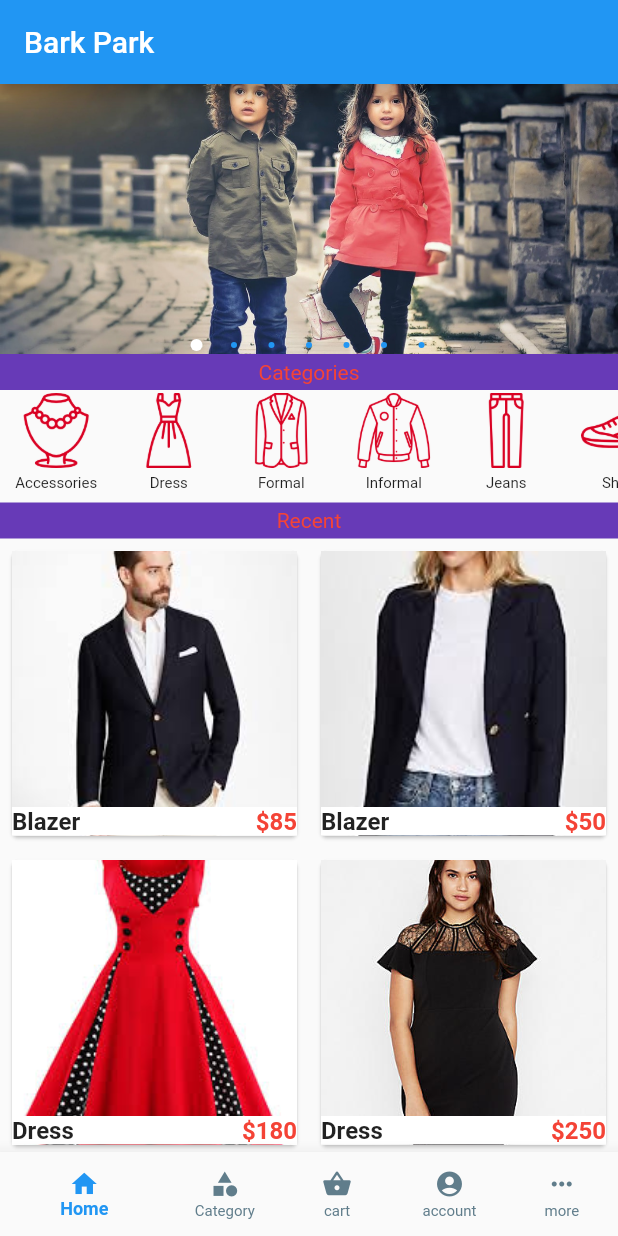
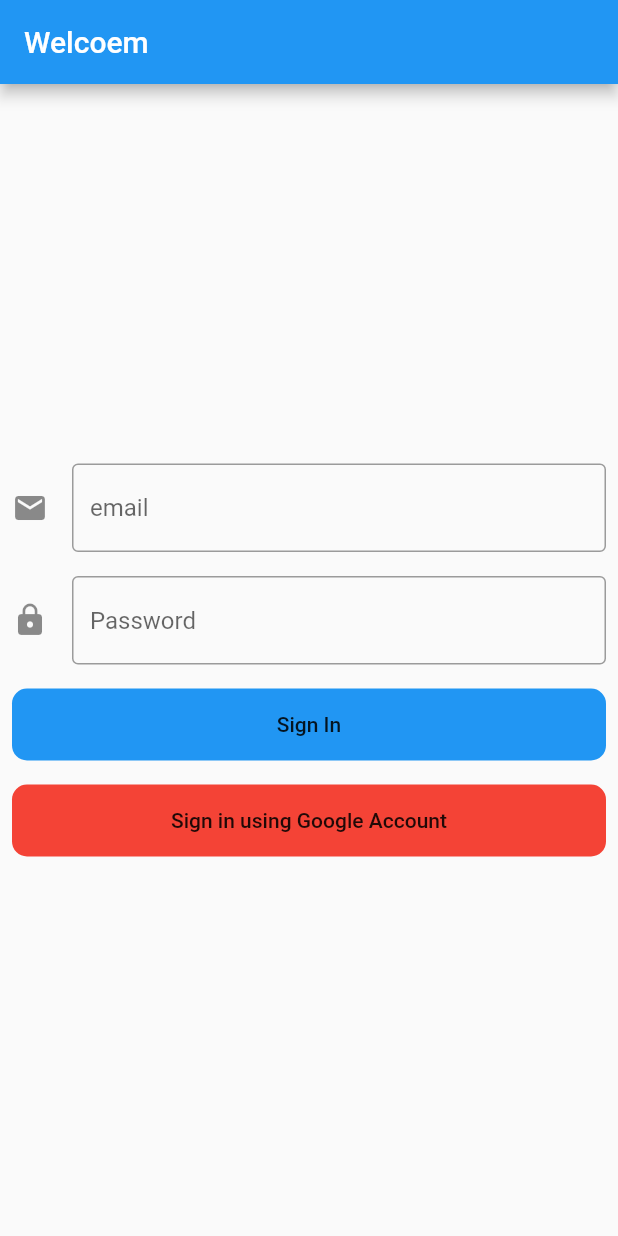
Before and after one commit to AhmedSalemgitHub/park_bark, a Flutter app: the screen it shows after launch, on a phone screen of 412 x 824 dp. Run offline on Flutter 3.47's test engine with Material 2 defaults, Android fonts, the light colour scheme and no system bars; drawn by our look-alikes of carousel_pro; our stand-ins replace cloud_firestore, firebase_auth, fluttertoast, google_sign_in, shared_preferences, smooth_star_rating; accounts and stored records are empty.

Commit message:
login screen 2

```diff
--- a/lib/main.dart
+++ b/lib/main.dart
@@ -1,65 +1,16 @@
 import 'package:flutter/material.dart';
-import 'package:park_bark/pages/Categories.dart';
-import 'package:park_bark/pages/HomePage.dart';
-import 'package:park_bark/pages/MyCart.dart';
-import 'package:park_bark/pages/MyAccount.dart';
-import 'package:park_bark/pages/More.dart';
-
+import 'package:park_bark/pages/login.dart';
 
 void main() {
   runApp(
     MaterialApp(
-
       debugShowCheckedModeBanner: false,
       theme: ThemeData(
         accentColor: Colors.blue,
         primaryColor: Colors.blue,
         primarySwatch: Colors.blue,
       ),
-      home: LandingPage(),
+      home: LogIn(),
     ),
   );
 }
-
-class LandingPage extends StatefulWidget {
-  @override
-  _LandingPageState createState() => _LandingPageState();
-}
-
-class _LandingPageState extends State<LandingPage> {
-  int _selectedIndex = 0;
-  void _onItemTapped(int index){
-    setState(() {
-      _selectedIndex = index;
-    });
-  }
-
-  @override
-  Widget build(BuildContext context) {
-    List<Widget> _pages = <Widget>[HomePage(),Categories(),MyCart(),MyAccount(),More()];
-    return Scaffold(
-      body: _pages.elementAt(_selectedIndex),
-      bottomNavigationBar: BottomNavigationBar(
-        items: <BottomNavigationBarItem>[
-          BottomNavigationBarItem(icon: Icon(Icons.home,),title: Text('Home')),
-          BottomNavigationBarItem(icon: Icon(Icons.category,),title: Text('Category')),
-          BottomNavigationBarItem(icon: Icon(Icons.shopping_basket,),title: Text('cart')),
-          BottomNavigationBarItem(icon: Icon(Icons.account_circle,),title: Text('account')),
-          BottomNavigationBarItem(icon: Icon(Icons.more_horiz,),title: Text('more')),
-        ],
-        currentIndex: _selectedIndex,
-        onTap: _onItemTapped,
-        iconSize: 20,
-        selectedItemColor: Colors.blue,
-        unselectedItemColor: Colors.blueGrey,
-        selectedFontSize: 12,
-        unselectedFontSize: 10,
-        showSelectedLabels: true,
-        showUnselectedLabels: true,
-        selectedLabelStyle: TextStyle(fontWeight: FontWeight.bold),
-        unselectedLabelStyle: null,
-        elevation: 10,
-      ),
-    );
-  }
-}
--- a/lib/pages/login.dart
+++ b/lib/pages/login.dart
@@ -0,0 +1,159 @@
+
+
+import 'package:flutter/material.dart';
+import 'package:park_bark/pages/Landing.dart';
+import 'package:shared_preferences/shared_preferences.dart';
+import 'package:fluttertoast/fluttertoast.dart';
+import 'package:firebase_auth/firebase_auth.dart';
+import 'package:google_sign_in/google_sign_in.dart';
+import 'package:cloud_firestore/cloud_firestore.dart';
+
+class LogIn extends StatefulWidget {
+  @override
+  _LogInState createState() => _LogInState();
+}
+
+class _LogInState extends State<LogIn> {
+
+  final GoogleSignIn _googleSignIn = GoogleSignIn();
+  final FirebaseAuth _auth = FirebaseAuth.instance;
+  final _formKey = GlobalKey<FormState>();
+  final TextEditingController _emailTextController = TextEditingController();
+  final TextEditingController _passwordTextController = TextEditingController();
+
+  var currentUser = "not Signed in";
+
+  Future<FirebaseUser> _handleSignInGoogle() async {
+    final GoogleSignInAccount googleUser = await _googleSignIn.signIn();
+
+    final GoogleSignInAuthentication googleAuth =
+        await googleUser.authentication;
+
+    final AuthCredential credential = GoogleAuthProvider.getCredential(
+      idToken: googleAuth.idToken,
+      accessToken: googleAuth.accessToken,
+    );
+
+    final FirebaseUser user =
+        (await _auth.signInWithCredential(credential)).user;
+
+    if(user != null) {
+      final QuerySnapshot result = await Firestore.instance
+          .collection("users")
+          .where("id",isEqualTo: user.uid).getDocuments();
+
+      final List<DocumentSnapshot> document = result.documents;
+      if(document.length == 0){
+        Firestore.instance.collection("users").document(user.uid)
+            .setData({
+          "id":user.uid,
+          "name":user.displayName,
+          "pic":user.photoUrl,
+        });
+
+      }
+    }
+
+    return user;
+  }
+
+  doAction(String message) {
+    setState(() {
+      currentUser = message;
+    });
+  }
+
+  @override
+  Widget build(BuildContext context) {
+    return Scaffold(
+      appBar: AppBar(title: Text("Welcoem"),),
+      body: Center(
+        child: Column(
+          mainAxisAlignment: MainAxisAlignment.center,
+          children: <Widget>[
+            Form(
+              key: _formKey,
+              child: Column(
+                children: <Widget>[
+                  Padding(
+                    padding: const EdgeInsets.all(8.0),
+                    child: TextFormField(
+                      controller: _emailTextController,
+                      validator: (value){
+                        if(value.isEmpty){
+                          return 'please enter your e-mail';
+                        }else{
+                          return null;
+                        }
+                      },
+                      decoration: InputDecoration(
+                          hintText: "email",
+                          icon: Icon(Icons.email),
+                          border: OutlineInputBorder()
+                      ),
+                    ),
+                  ),
+                  Padding(
+                    padding: const EdgeInsets.all(8.0),
+                    child: TextFormField(
+                      validator: (value){
+                        if(value.isEmpty) {
+                          return 'please enter your password';
+                        }else if(value.length < 6){
+                          return 'password must be more than 6 charcters';
+                        }else{
+                          return null;
+                        }
+                      },
+                      controller: _passwordTextController,
+                      decoration: InputDecoration(
+                          hintText: "Password",
+                          icon: Icon(Icons.lock),
+                          border: OutlineInputBorder()
+                      ),
+                    ),
+                  ),
+                ],
+              ),
+            ),
+
+            Padding(
+              padding: const EdgeInsets.all(8.0),
+              child: Material(
+                borderRadius: BorderRadius.circular(10),
+                color: Colors.blue,
+                child: MaterialButton(
+                  minWidth: MediaQuery.of(context).size.width,
+                  onPressed: () {
+                    _handleSignInEmailAndPassword()
+                        .then((FirebaseUser user) =>
+                        Navigator.pushReplacement(context, MaterialPageRoute(builder: (context)=> LandingPage(user))))
+                        .catchError((e) => doAction(e.toString()));
+                  },
+                  child: Text("Sign In"),
+                ),
+              ),
+            ),
+            Padding(
+              padding: const EdgeInsets.all(8.0),
+              child: Material(
+                borderRadius: BorderRadius.circular(10),
+                color: Colors.red,
+                child: MaterialButton(
+                  minWidth: MediaQuery.of(context).size.width,
+                  onPressed: () {
+                    _handleSignInGoogle()
+                        .then((FirebaseUser user) =>
+                            Navigator.pushReplacement(context, MaterialPageRoute(builder: (context)=> LandingPage(user))))
+                        .catchError((e) => doAction(e.toString()));
+                  },
+                  child: Text("Sign in using Google Account"),
+                ),
+              ),
+            ),
+          ],
+        ),
+      ),
+    );
+  }
+}
--- a/pubspec.yaml
+++ b/pubspec.yaml
@@ -25,6 +25,11 @@ dependencies:
   cupertino_icons: ^0.1.2
   carousel_pro: ^1.0.0
   smooth_star_rating: ^1.0.4+2
+  firebase_auth: ^0.15.5+2
+  cloud_firestore: ^0.13.4+2
+  google_sign_in: ^4.2.0
+  shared_preferences: ^0.5.6+3
+  fluttertoast: ^3.1.3
 
 dev_dependencies:
   flutter_test:
```
Also changed, not shown: lib/pages/Landing.dart (+54 -0 lines), lib/pages/MyAccount.dart (+8 -6 lines), pubspec.lock, 2 other files.
